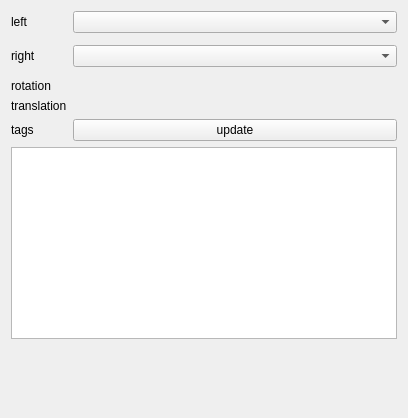
Before: the Qt Designer form Code/Gui/MITK/Plugins/uk.ac.ucl.cmic.igitagtracker/src/internal/TagTrackerViewControls.ui in NifTK/NifTK, drawn with Qt 5.
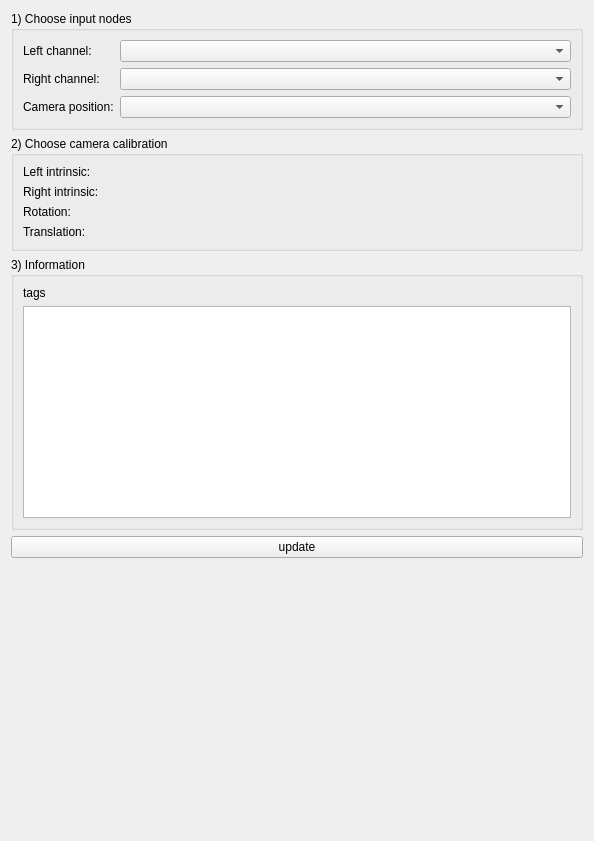
After: the same form once the commit is applied. Custom widgets are drawn as their Qt base class.

Commit message: Bug #2490: Update tags by camera to world

```diff
--- a/Code/Gui/MITK/Plugins/uk.ac.ucl.cmic.igitagtracker/src/internal/TagTrackerViewControls.ui
+++ b/Code/Gui/MITK/Plugins/uk.ac.ucl.cmic.igitagtracker/src/internal/TagTrackerViewControls.ui
@@ -6,57 +6,100 @@
    <rect>
     <x>0</x>
     <y>0</y>
-    <width>408</width>
-    <height>418</height>
+    <width>594</width>
+    <height>841</height>
    </rect>
   </property>
   <property name="windowTitle">
    <string>Form</string>
   </property>
-  <layout class="QHBoxLayout" name="horizontalLayout">
+  <layout class="QHBoxLayout" name="horizontalLayout_4">
    <item>
-    <layout class="QVBoxLayout" name="verticalLayout">
+    <layout class="QVBoxLayout" name="verticalLayout_2">
+     <item>
+      <widget class="ctkCollapsibleGroupBox" name="groupBox">
+       <property name="title">
+        <string>1) Choose input nodes</string>
+       </property>
+       <layout class="QHBoxLayout" name="horizontalLayout_3">
+        <item>
+         <layout class="QGridLayout" name="gridLayout_2">
+          <item row="0" column="0">
+           <widget class="QLabel" name="m_LeftImageLabel">
+            <property name="sizePolicy">
+             <sizepolicy hsizetype="Fixed" vsizetype="Preferred">
+              <horstretch>0</horstretch>
+              <verstretch>0</verstretch>
+             </sizepolicy>
+            </property>
+            <property name="text">
+             <string>Left channel:</string>
+            </property>
+           </widget>
+          </item>
+          <item row="0" column="1">
+           <widget class="QmitkDataStorageComboBox" name="m_LeftImageComboBox"/>
+          </item>
+          <item row="1" column="0">
+           <widget class="QLabel" name="m_RightImageLabel">
+            <property name="sizePolicy">
+             <sizepolicy hsizetype="Fixed" vsizetype="Preferred">
+              <horstretch>0</horstretch>
+              <verstretch>0</verstretch>
+             </sizepolicy>
+            </property>
+            <property name="text">
+             <string>Right channel:</string>
+            </property>
+           </widget>
+          </item>
+          <item row="1" column="1">
+           <widget class="QmitkDataStorageComboBox" name="m_RightImageComboBox"/>
+          </item>
+          <item row="2" column="0">
+           <widget class="QLabel" name="m_CameraPositionLabel">
+            <property name="text">
+             <string>Camera position:</string>
+            </property>
+           </widget>
+          </item>
+          <item row="2" column="1">
+           <widget class="QmitkDataStorageComboBox" name="m_CameraPositionComboBox"/>
+          </item>
+         </layout>
+        </item>
+       </layout>
+      </widget>
+     </item>
+     <item>
+      <widget class="ctkCollapsibleGroupBox" name="groupBox_3">
+       <property name="title">
+        <string>2) Choose camera calibration</string>
+       </property>
+       <layout class="QHBoxLayout" name="horizontalLayout_2">
      <item>
       <layout class="QGridLayout" name="gridLayout">
        <item row="0" column="0">
-        <widget class="QLabel" name="m_LeftComboBoxLabel">
-         <property name="sizePolicy">
-          <sizepolicy hsizetype="Fixed" vsizetype="Preferred">
-           <horstretch>0</horstretch>
-           <verstretch>0</verstretch>
-          </sizepolicy>
-         </property>
+           <widget class="QLabel" name="m_LeftIntrinsicLabel">
          <property name="text">
-          <string>left</string>
+             <string>Left intrinsic:</string>
          </property>
         </widget>
        </item>
        <item row="0" column="1">
-        <widget class="QmitkDataStorageComboBox" name="m_LeftComboBox"/>
-       </item>
-       <item row="1" column="1">
         <widget class="ctkPathLineEdit" name="m_LeftIntrinsicFileNameEdit" native="true"/>
        </item>
-       <item row="2" column="0">
-        <widget class="QLabel" name="m_RightComboBoxLabel">
-         <property name="sizePolicy">
-          <sizepolicy hsizetype="Fixed" vsizetype="Preferred">
-           <horstretch>0</horstretch>
-           <verstretch>0</verstretch>
-          </sizepolicy>
-         </property>
+          <item row="1" column="0">
+           <widget class="QLabel" name="m_RightIntrinsicLabel">
          <property name="text">
-          <string>right</string>
+             <string>Right intrinsic:</string>
          </property>
         </widget>
        </item>
-       <item row="2" column="1">
-        <widget class="QmitkDataStorageComboBox" name="m_RightComboBox"/>
-       </item>
-       <item row="3" column="1">
+          <item row="1" column="1">
         <widget class="ctkPathLineEdit" name="m_RightIntrinsicFileNameEdit" native="true"/>
        </item>
-       <item row="4" column="0">
+          <item row="2" column="0">
         <widget class="QLabel" name="m_RightToLeftRotationLabel">
          <property name="sizePolicy">
           <sizepolicy hsizetype="Fixed" vsizetype="Preferred">
@@ -65,14 +108,14 @@
           </sizepolicy>
          </property>
          <property name="text">
-          <string>rotation</string>
+             <string>Rotation:</string>
          </property>
         </widget>
        </item>
-       <item row="4" column="1">
+          <item row="2" column="1">
         <widget class="ctkPathLineEdit" name="m_RightToLeftRotationFileNameEdit" native="true"/>
        </item>
-       <item row="5" column="0">
+          <item row="3" column="0">
         <widget class="QLabel" name="m_RightToLeftTranslationLabel">
          <property name="sizePolicy">
           <sizepolicy hsizetype="Fixed" vsizetype="Preferred">
@@ -81,14 +124,27 @@
           </sizepolicy>
          </property>
          <property name="text">
-          <string>translation</string>
+             <string>Translation:</string>
          </property>
         </widget>
        </item>
-       <item row="5" column="1">
+          <item row="3" column="1">
         <widget class="ctkPathLineEdit" name="m_RightToLeftTranslationFileNameEdit" native="true"/>
        </item>
-       <item row="6" column="0">
+         </layout>
+        </item>
+       </layout>
+      </widget>
+     </item>
+     <item>
+      <widget class="ctkCollapsibleGroupBox" name="groupBox_2">
+       <property name="title">
+        <string>3) Information</string>
+       </property>
+       <layout class="QHBoxLayout" name="horizontalLayout">
+        <item>
+         <layout class="QVBoxLayout" name="verticalLayout">
+          <item>
         <widget class="QLabel" name="m_NumberOfTagsLabel">
          <property name="sizePolicy">
           <sizepolicy hsizetype="Fixed" vsizetype="Preferred">
@@ -101,18 +157,21 @@
          </property>
         </widget>
        </item>
-       <item row="6" column="1">
+          <item>
+           <widget class="QPlainTextEdit" name="m_TagPositionDisplay"/>
+          </item>
+         </layout>
+        </item>
+       </layout>
+      </widget>
+     </item>
+     <item>
         <widget class="QPushButton" name="m_UpdateButton">
          <property name="text">
           <string>update</string>
          </property>
         </widget>
        </item>
-      </layout>
-     </item>
-     <item>
-      <widget class="QPlainTextEdit" name="m_TagPositionDisplay"/>
-     </item>
      <item>
       <spacer name="verticalSpacer">
        <property name="orientation">
@@ -142,6 +201,12 @@
    <header>ctkPathLineEdit.h</header>
    <container>1</container>
   </customwidget>
+  <customwidget>
+   <class>ctkCollapsibleGroupBox</class>
+   <extends>QGroupBox</extends>
+   <header>ctkCollapsibleGroupBox.h</header>
+   <container>1</container>
+  </customwidget>
  </customwidgets>
  <resources/>
  <connections/>
```
Lines whose indentation alone changed are shown as unchanged. The commit also changes 8 other files.
